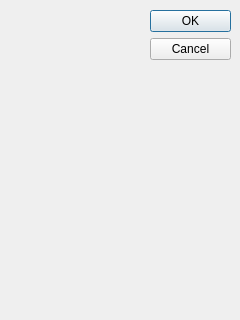
First picture: the form in ui/DialogTimer.ui, repository nvdungx/MarketCollect, before the edit.
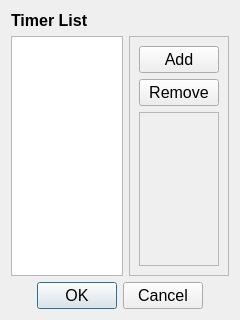
Second picture: the form after the edit. Icons and pictures are not drawn.

Commit message:
[Common] Update class UI
Description:
  - Wrapper UI class
  - Module for report, amazon, ebay

Affected files:
  - <files>

Patch:
```diff
--- a/ui/DialogTimer.ui
+++ b/ui/DialogTimer.ui
@@ -10,6 +10,12 @@
     <height>320</height>
    </rect>
   </property>
+  <property name="sizePolicy">
+   <sizepolicy hsizetype="Fixed" vsizetype="Fixed">
+    <horstretch>0</horstretch>
+    <verstretch>0</verstretch>
+   </sizepolicy>
+  </property>
   <property name="windowTitle">
    <string>Timer Setting</string>
   </property>
@@ -17,22 +23,107 @@
    <iconset>
     <normaloff>icons/icon-config-timer.png</normaloff>icons/icon-config-timer.png</iconset>
   </property>
-  <widget class="QDialogButtonBox" name="buttonBox">
-   <property name="geometry">
-    <rect>
-     <x>150</x>
-     <y>10</y>
-     <width>81</width>
-     <height>301</height>
-    </rect>
-   </property>
-   <property name="orientation">
-    <enum>Qt::Vertical</enum>
-   </property>
-   <property name="standardButtons">
-    <set>QDialogButtonBox::Cancel|QDialogButtonBox::Ok</set>
-   </property>
-  </widget>
+  <layout class="QGridLayout" name="gridLayout">
+   <item row="0" column="1">
+    <widget class="QLabel" name="label">
+     <property name="font">
+      <font>
+       <pointsize>12</pointsize>
+       <weight>75</weight>
+       <bold>true</bold>
+      </font>
+     </property>
+     <property name="text">
+      <string>Timer List</string>
+     </property>
+    </widget>
+   </item>
+   <item row="6" column="1" colspan="2">
+    <widget class="QDialogButtonBox" name="buttonBox">
+     <property name="font">
+      <font>
+       <pointsize>12</pointsize>
+      </font>
+     </property>
+     <property name="orientation">
+      <enum>Qt::Horizontal</enum>
+     </property>
+     <property name="standardButtons">
+      <set>QDialogButtonBox::Cancel|QDialogButtonBox::Ok</set>
+     </property>
+     <property name="centerButtons">
+      <bool>true</bool>
+     </property>
+    </widget>
+   </item>
+   <item row="4" column="2">
+    <widget class="QFrame" name="frame">
+     <property name="sizePolicy">
+      <sizepolicy hsizetype="Minimum" vsizetype="Minimum">
+       <horstretch>0</horstretch>
+       <verstretch>0</verstretch>
+      </sizepolicy>
+     </property>
+     <property name="frameShape">
+      <enum>QFrame::StyledPanel</enum>
+     </property>
+     <property name="frameShadow">
+      <enum>QFrame::Raised</enum>
+     </property>
+     <layout class="QVBoxLayout" name="verticalLayout">
+      <item>
+       <widget class="QPushButton" name="pushButton">
+        <property name="font">
+         <font>
+          <pointsize>12</pointsize>
+         </font>
+        </property>
+        <property name="text">
+         <string>Add</string>
+        </property>
+       </widget>
+      </item>
+      <item>
+       <widget class="QPushButton" name="pushButton_2">
+        <property name="font">
+         <font>
+          <pointsize>12</pointsize>
+         </font>
+        </property>
+        <property name="text">
+         <string>Remove</string>
+        </property>
+       </widget>
+      </item>
+      <item>
+       <widget class="QFrame" name="frame_2">
+        <property name="frameShape">
+         <enum>QFrame::StyledPanel</enum>
+        </property>
+        <property name="frameShadow">
+         <enum>QFrame::Raised</enum>
+        </property>
+       </widget>
+      </item>
+     </layout>
+    </widget>
+   </item>
+   <item row="4" column="1">
+    <widget class="QListWidget" name="listWidget">
+     <property name="sizePolicy">
+      <sizepolicy hsizetype="Preferred" vsizetype="Expanding">
+       <horstretch>0</horstretch>
+       <verstretch>0</verstretch>
+      </sizepolicy>
+     </property>
+     <property name="font">
+      <font>
+       <pointsize>12</pointsize>
+      </font>
+     </property>
+    </widget>
+   </item>
+  </layout>
  </widget>
  <resources/>
  <connections>
```
The commit also changes 17 other files.
